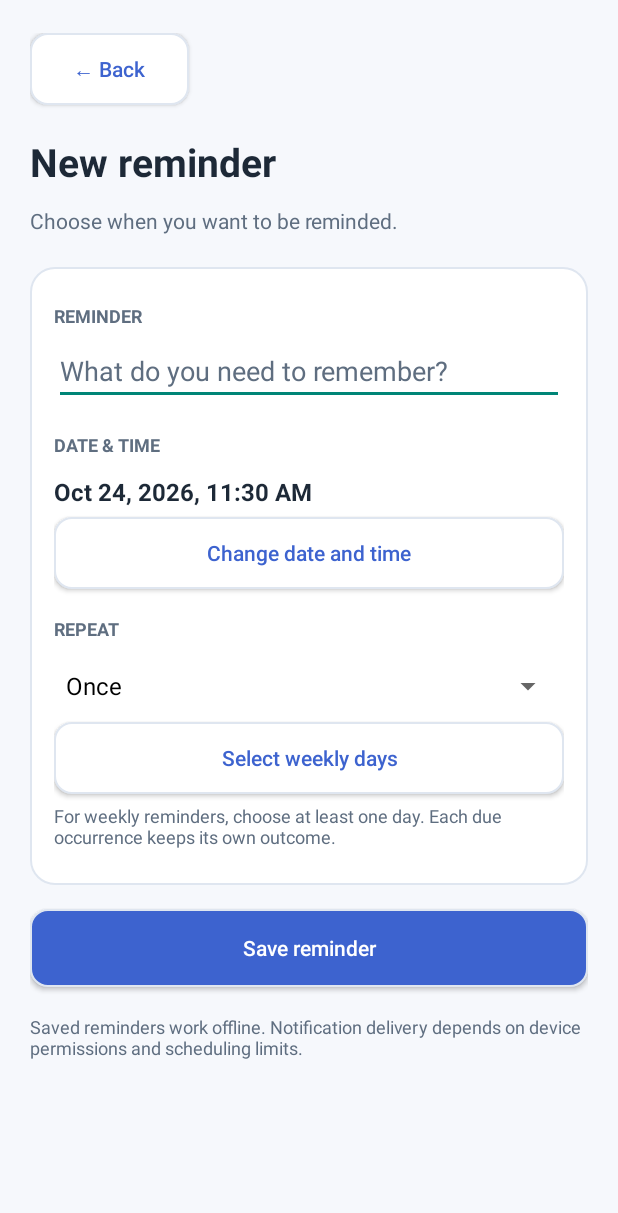
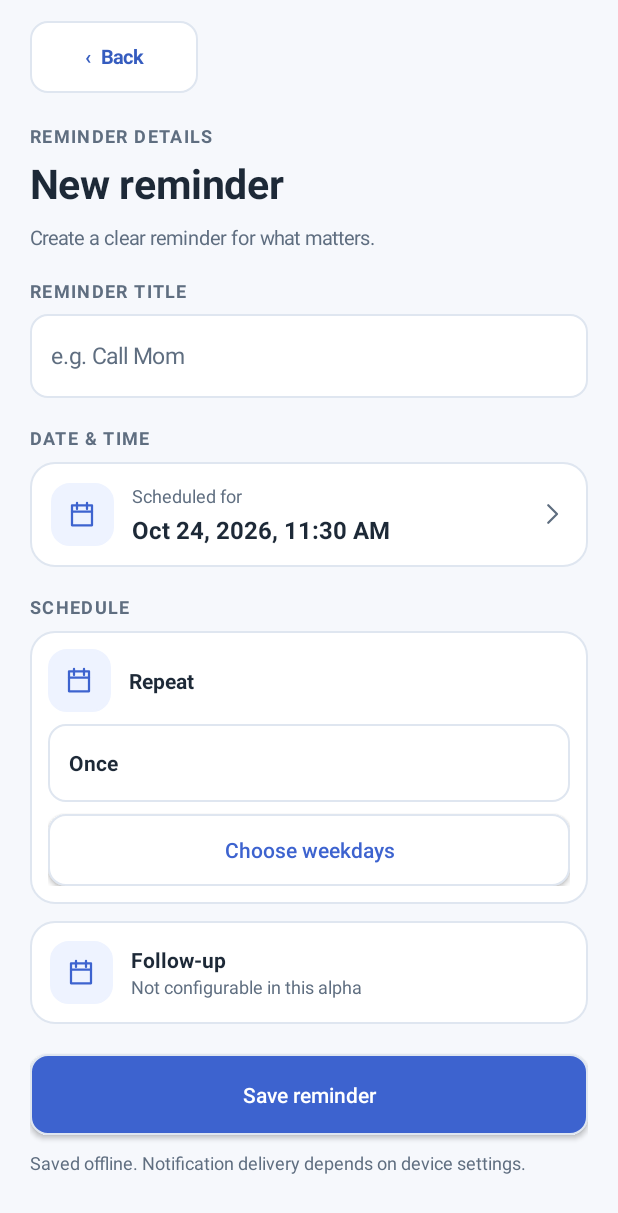
Before and after one commit to rayadinaveen98-ship-it/Reminder-and-Personal-OS, an Android app: the QuietPrecisionReminderEditorActivity screen opened directly, with no data from a screen before it, on a phone screen of 412 x 824 dp. Shown: the top 1213 px of the screen. Run offline under Robolectric (Android 15) with nearby library versions, the light colour scheme and no system bars.

Commit message:
feat(design): rebuild native reminder editor with R2 component hierarchy and honest feature states

```diff
--- a/androidApp/src/main/java/dev/reminderos/preview/QuietPrecisionReminderEditorActivity.kt
+++ b/androidApp/src/main/java/dev/reminderos/preview/QuietPrecisionReminderEditorActivity.kt
@@ -9,6 +9,7 @@ import android.graphics.Color
 import android.graphics.Typeface
 import android.graphics.drawable.GradientDrawable
 import android.os.Bundle
+import android.view.View
 import android.view.ViewGroup
 import android.widget.ArrayAdapter
 import android.widget.Button
@@ -30,6 +31,7 @@ import java.util.Date
 class QuietPrecisionReminderEditorActivity : Activity() {
     private val store by lazy { ReminderDatabase(this) }
     private val engine by lazy { ReminderAlarmEngine(this) }
+    private val ui by lazy { QpVisual(this) }
     private lateinit var titleField: EditText
     private lateinit var dueView: TextView
     private lateinit var repeatSelector: Spinner
@@ -121,82 +123,154 @@ class QuietPrecisionReminderEditorActivity : Activity() {
         showEditor()
     }
 
+    /**
+     * R4b: R2 visual hierarchy while retaining existing validation/save logic.
+     * The editor does not add unsupported notes/follow-up data fields.
+     */
     private fun showEditor() {
-        val root = LinearLayout(this).apply {
-            orientation = LinearLayout.VERTICAL
-            setBackgroundColor(canvas)
-            setPadding(dp(20), dp(22), dp(20), dp(20))
+        val root = ui.column().apply {
+            setBackgroundColor(ui.canvas)
+            setPadding(ui.px(20), ui.px(14), ui.px(20), ui.px(28))
         }
-        root.addView(button("← Back") { finish() },
-            LinearLayout.LayoutParams(dp(106), dp(48)))
-        gap(root, 14)
-        root.addView(text(if (replacing != null) "Replace schedule" else if (editing == null) "New reminder" else "Edit reminder", 26f, true))
-        root.addView(text(if (replacing != null)
-            "Future dates use the new schedule. The original and its history remain archived."
-            else "Choose when you want to be reminded.", 14f, false, secondary))
-        gap(root, 15)
+        root.addView(ui.action("‹  Back", secondary = true) { finish() },
+            LinearLayout.LayoutParams(ui.px(112), ui.px(48)))
+        root.addView(ui.space(20))
+        val heading = when {
+            replacing != null -> "Replace schedule"
+            editing != null -> "Edit reminder"
+            else -> "New reminder"
+        }
+        root.addView(ui.label("REMINDER DETAILS"))
+        root.addView(ui.space(5))
+        root.addView(ui.heading(heading, 27f))
+        root.addView(ui.space(9))
+        if (replacing != null) {
+            val notice = ui.card(ui.tonal, ui.tonal, 14)
+            notice.addView(ui.text(
+                "A new schedule will replace future reminders. Previous outcomes stay archived.",
+                13f, color = ui.tonalInk))
+            root.addView(notice)
+            root.addView(ui.space(16))
+        } else {
+            root.addView(ui.text("Create a clear reminder for what matters.",
+                13f, color = ui.muted))
+            root.addView(ui.space(18))
+        }
 
-        val panel = LinearLayout(this).apply {
-            orientation = LinearLayout.VERTICAL
-            background = shape(surface, 16)
-            setPadding(dp(16), dp(18), dp(16), dp(18))
-        }
-        panel.addView(text("REMINDER", 12f, true, secondary))
+        root.addView(ui.label("REMINDER TITLE"))
+        root.addView(ui.space(7))
         titleField = EditText(this).apply {
-            hint = "What do you need to remember?"
+            hint = "e.g. Call Mom"
             setText(editing?.title ?: replacing?.title ?: "")
             setSingleLine(true)
-            maxLines = 1
-            maxEms = 200
-            setTextColor(ink)
-            setHintTextColor(secondary)
+            filters = arrayOf(android.text.InputFilter.LengthFilter(200))
+            setTextColor(ui.ink)
+            setHintTextColor(ui.muted)
+            textSize = 15f
+            background = ui.shape(ui.surface, 11)
+            setPadding(ui.px(14), ui.px(12), ui.px(14), ui.px(12))
+            minimumHeight = ui.px(54)
             contentDescription = "Reminder title"
+            importantForAutofill = View.IMPORTANT_FOR_AUTOFILL_YES
         }
-        panel.addView(titleField)
-        gap(panel, 12)
-        panel.addView(text("DATE & TIME", 12f, true, secondary))
-        dueView = text(formattedDue(), 16f, true)
-        panel.addView(dueView)
-        panel.addView(button("Change date and time") { chooseDateTime() })
-        gap(panel, 12)
+        root.addView(titleField, LinearLayout.LayoutParams(-1, ui.px(56)))
+        root.addView(ui.space(18))
 
-        panel.addView(text("REPEAT", 12f, true, secondary))
+        root.addView(ui.label("DATE & TIME"))
+        root.addView(ui.space(8))
+        val dateCard = ui.card(ui.surface, ui.outline, 14)
+        dateCard.isClickable = true
+        dateCard.isFocusable = true
+        dateCard.contentDescription = "Edit reminder date and time"
+        dateCard.setOnClickListener { chooseDateTime() }
+        val dateRow = ui.row()
+        dateRow.addView(ui.insetIcon(R.drawable.qp_ic_calendar))
+        val dueColumn = ui.column().apply {
+            setPadding(ui.px(12),0,0,0)
+            addView(ui.text("Scheduled for",12f,color=ui.muted))
+            addView(ui.space(3))
+        }
+        dueView = ui.text(formattedDue(), 16f, android.graphics.Typeface.BOLD)
+        dueColumn.addView(dueView)
+        dateRow.addView(dueColumn, LinearLayout.LayoutParams(0,-2,1f))
+        dateRow.addView(ui.icon(R.drawable.qp_ic_chevron,ui.muted))
+        dateCard.addView(dateRow)
+        root.addView(dateCard)
+        root.addView(ui.space(18))
+
+        root.addView(ui.label("SCHEDULE"))
+        root.addView(ui.space(8))
+        val options = arrayOf("Once", "Daily", "Selected weekdays", "Monthly")
         repeatSelector = Spinner(this).apply {
-            adapter = ArrayAdapter(this@QuietPrecisionReminderEditorActivity,
-                android.R.layout.simple_spinner_dropdown_item,
-                arrayOf("Once", "Daily", "Selected weekdays", "Monthly"))
+            adapter = object : ArrayAdapter<String>(
+                this@QuietPrecisionReminderEditorActivity,
+                android.R.layout.simple_spinner_dropdown_item, options) {
+                override fun getView(position: Int, convertView: View?, parent: ViewGroup): View {
+                    return ui.text(getItem(position) ?: "Once", 14f,
+                        android.graphics.Typeface.BOLD).apply {
+                        setPadding(ui.px(14),ui.px(8),ui.px(12),ui.px(8))
+                    }
+                }
+                override fun getDropDownView(position: Int, convertView: View?,
+                                             parent: ViewGroup): View {
+                    return ui.text(getItem(position) ?: "Once", 14f).apply {
+                        background = ui.shape(ui.surface, 11)
+                        setPadding(ui.px(15),ui.px(13),ui.px(15),ui.px(13))
+                    }
+                }
+            }
             isEnabled = editing == null
+            background = ui.shape(ui.surface, 11)
+            minimumHeight = ui.px(54)
             contentDescription = "Reminder recurrence"
         }
-        panel.addView(repeatSelector)
-        replacing?.let { rule -> repeatSelector.setSelection(when (rule.mode) {
-            "DAILY" -> 1
-            "WEEKLY" -> 2
-            else -> 3
-        }) }
-        if (editing != null) {
-            panel.addView(text("Editing a one-time reminder. Manage recurring schedules in Tools.",
-                12f, false, secondary))
+        replacing?.let { rule ->
+            repeatSelector.setSelection(when (rule.mode) {
+                "DAILY" -> 1
+                "WEEKLY" -> 2
+                else -> 3
+            })
         }
-        weeklyChoice = button("Select weekly days") { chooseWeekdays() }
+        val recurrenceCard = ui.card(ui.surface,ui.outline,12)
+        val recurrenceRow = ui.row()
+        recurrenceRow.addView(ui.insetIcon(R.drawable.qp_ic_calendar))
+        recurrenceRow.addView(ui.text("Repeat",14f,android.graphics.Typeface.BOLD)
+            .apply { setPadding(ui.px(12),0,0,0) },LinearLayout.LayoutParams(0,-2,1f))
+        recurrenceCard.addView(recurrenceRow)
+        recurrenceCard.addView(ui.space(8))
+        recurrenceCard.addView(repeatSelector,
+            LinearLayout.LayoutParams(-1,ui.px(52)))
+        recurrenceCard.addView(ui.space(8))
+        weeklyChoice = button("Choose weekdays") { chooseWeekdays() }
         weeklyChoice.isEnabled = editing == null
-        panel.addView(weeklyChoice)
-        panel.addView(text("For weekly reminders, choose at least one day. " +
-            "Each due occurrence keeps its own outcome.", 12f, false, secondary))
-        root.addView(panel)
-        gap(root, 16)
+        recurrenceCard.addView(weeklyChoice, LinearLayout.LayoutParams(-1,ui.px(48)))
+        root.addView(recurrenceCard)
+        root.addView(ui.space(11))
+
+        val followup = ui.card(ui.surface,ui.outline,13)
+        val followupRow = ui.row()
+        followupRow.addView(ui.insetIcon(R.drawable.qp_ic_calendar))
+        val followupColumn=ui.column().apply {
+            setPadding(ui.px(12),0,0,0)
+            addView(ui.text("Follow-up",14f,android.graphics.Typeface.BOLD))
+            addView(ui.text("Not configurable in this alpha",12f,color=ui.muted))
+        }
+        followupRow.addView(followupColumn,LinearLayout.LayoutParams(0,-2,1f))
+        followup.addView(followupRow)
+        root.addView(followup)
+        root.addView(ui.space(20))
 
         saveButton = button(if (replacing != null) "Replace schedule" else
-            if (editing == null) "Save reminder" else "Save changes", true) {
-            save()
-        }
-        root.addView(saveButton, LinearLayout.LayoutParams(-1, dp(52)))
-        gap(root, 12)
-        root.addView(text("Saved reminders work offline. Notification delivery depends on " +
-            "device permissions and scheduling limits.", 12f, false, secondary))
+            if (editing == null) "Save reminder" else "Save changes", true) { save() }
+        root.addView(saveButton, LinearLayout.LayoutParams(-1,ui.px(54)))
+        root.addView(ui.space(10))
+        root.addView(ui.text("Saved offline. Notification delivery depends on device settings.",
+            12f, color=ui.muted))
+
         setContentView(ScrollView(this).apply {
             isFillViewport = true
-            addView(root, ViewGroup.LayoutParams(-1, -2))
+            setBackgroundColor(ui.canvas)
+            addView(root,ViewGroup.LayoutParams(-1,-2))
         })
     }
 
```
